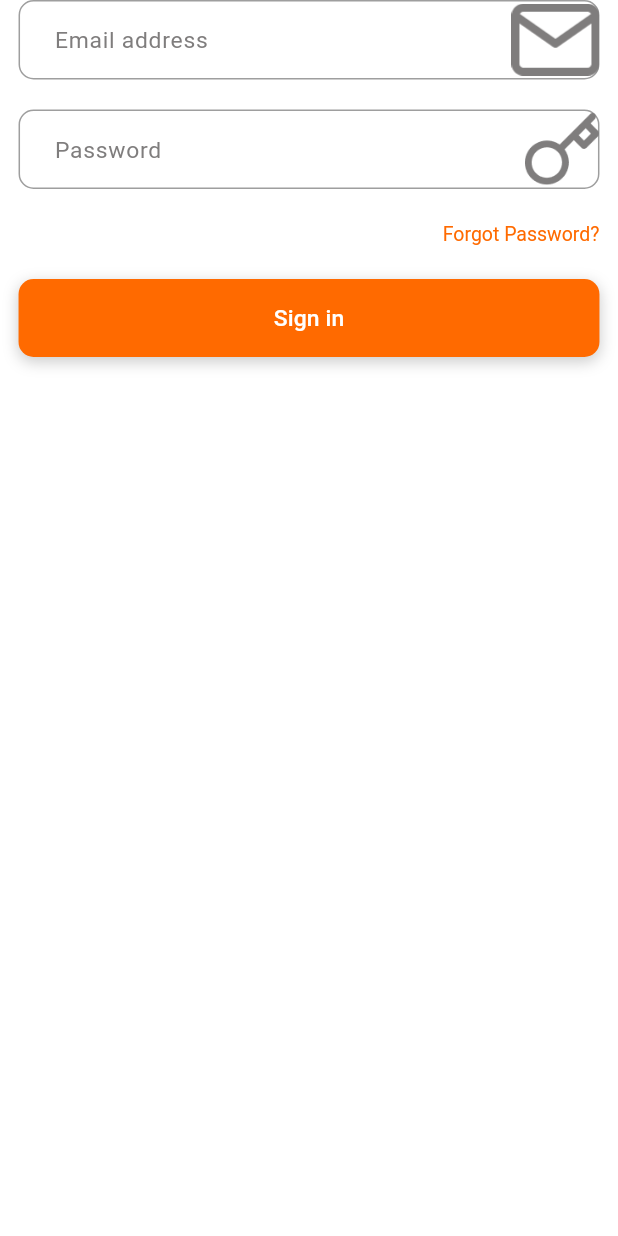
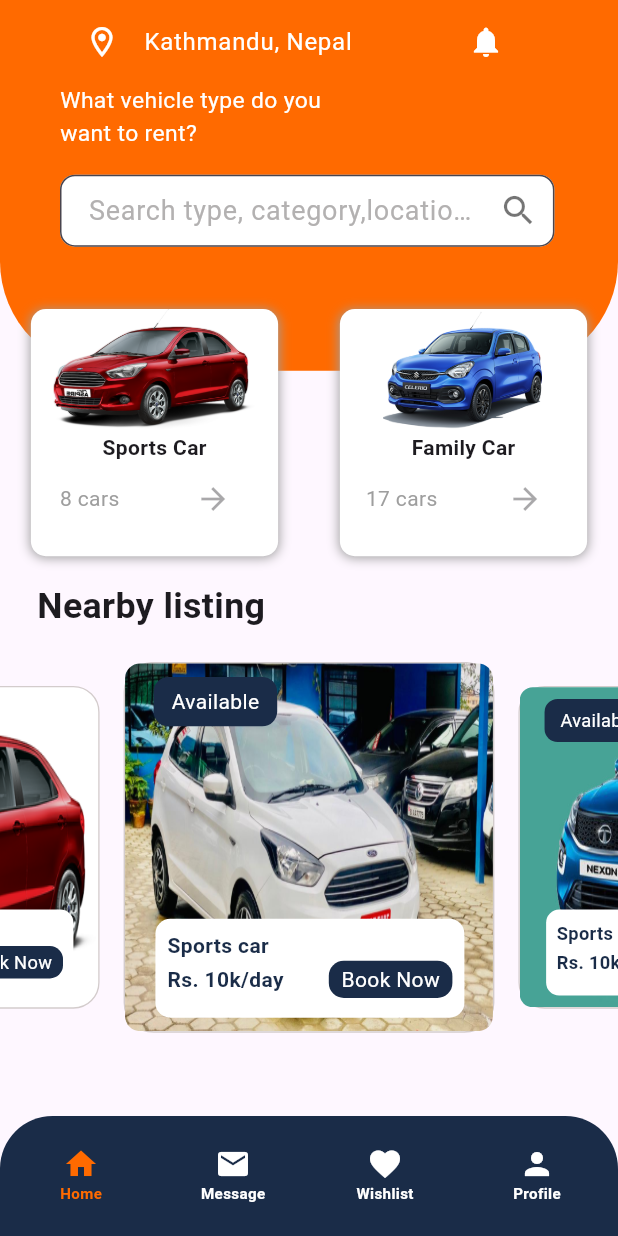
Before and after one commit to sahil22-hub/rendor_booking, a Flutter app: the screen it shows after launch, on a phone screen of 412 x 824 dp. Run offline on Flutter 3.47's test engine with Material 3 defaults, Android fonts, the phone set to English and light mode, and no system bars; drawn by our look-alikes of carousel_slider; our stand-ins replace flutter_spinkit, get, get_storage, responsive_sizer.

```diff
--- /dev/null
+++ b/lib/app/modules/user_modules/home/view/home_view.dart
@@ -0,0 +1,388 @@
+import "dart:math";
+
+import "package:carousel_slider/carousel_slider.dart";
+import "package:flutter/material.dart";
+import "package:get/get.dart";
+import "package:responsive_sizer/responsive_sizer.dart";
+
+import "../../../../config/colors.dart";
+import "../../../../config/constants.dart";
+
+class HomeView extends StatelessWidget {
+  HomeView({super.key});
+  List carImages = [
+    'assets/images/car1.jpg',
+    'assets/images/car2.jpg',
+    'assets/images/car3.png',
+    'assets/images/car4.webp',
+  ];
+  @override
+  Widget build(BuildContext context) {
+    return SafeArea(
+      child: Scaffold(
+        body: ListView(
+          children: [
+            SizedBox(
+              height: 45.h,
+              child: Stack(
+                children: [
+                  Container(
+                    height: 30.h,
+                    decoration: BoxDecoration(
+                      borderRadius: BorderRadius.only(
+                        bottomLeft: Radius.circular(35.sp),
+                        bottomRight: Radius.circular(35.sp),
+                      ),
+                      color: primaryColor,
+                    ),
+                    child: Padding(
+                      padding: const EdgeInsets.symmetric(horizontal: 40),
+                      child: Column(
+                        crossAxisAlignment: CrossAxisAlignment.start,
+                        children: [
+                          ListTile(
+                            leading: const Icon(
+                              Icons.location_on_outlined,
+                              color: Colors.white,
+                            ),
+                            title: const Text(
+                              'Kathmandu, Nepal',
+                              style: TextStyle(color: Colors.white),
+                            ),
+                            trailing: IconButton(
+                              icon: const Icon(
+                                Icons.notifications,
+                                color: Colors.white,
+                              ),
+                              onPressed: () {},
+                            ),
+                          ),
+                          SizedBox(
+                            width: 50.w,
+                            child: Text(
+                              'What vehicle type do you want to rent?',
+                              maxLines: 2,
+                              style: TextStyle(
+                                  color: Colors.white, fontSize: 16.sp),
+                            ),
+                          ),
+                          Container(
+                            padding: EdgeInsets.only(top: 2.h),
+                            width: 80.w,
+                            child: TextField(
+                              decoration: InputDecoration(
+                                filled: true,
+                                fillColor: const Color(0xFFFFFFFF),
+                                isDense: true,
+                                contentPadding: const EdgeInsets.symmetric(
+                                    horizontal: 15.0),
+                                /* -- Text and Icon -- */
+                                hintText:
+                                    "Search type, category,location .....",
+                                hintStyle: const TextStyle(
+                                  fontSize: 18,
+                                  color: Color(0xFFB3B1B1),
+                                ), // TextStyle
+                                suffixIcon: const Icon(
+                                  Icons.search,
+                                  size: 26,
+                                  color: Colors.black54,
+                                ), // Icon
+                                /* -- Border Styling -- */
+                                border: OutlineInputBorder(
+                                  borderRadius: BorderRadius.circular(10.0),
+                                  borderSide: const BorderSide(
+                                    width: 2.0,
+                                    // color: Color(0xFFFF0000),
+                                  ), // BorderSide
+                                ), //
+                              ),
+                            ),
+                            //  const SearchBar(
+                            //   hintText: 'Search type, category,location .....',
+                            // ),
+                          )
+                        ],
+                      ),
+                    ),
+                  ),
+                  Positioned(
+                    left: 5.w,
+                    bottom: 0,
+                    child: Container(
+                      height: 20.h,
+                      width: 40.w,
+                      decoration: BoxDecoration(
+                        color: Colors.white,
+                        borderRadius: BorderRadius.circular(10),
+                        boxShadow: const [
+                          BoxShadow(
+                            color: Colors.grey,
+                            offset: Offset(0.0, 1.0), //(x,y)
+                            blurRadius: 6.0,
+                          ),
+                        ],
+                      ),
+                      child: Column(children: [
+                        SizedBox(
+                          height: 10.h,
+                          child: Image.asset('assets/images/car4.webp'),
+                        ),
+                        const Column(
+                          // crossAxisAlignment: CrossAxisAlignment.start,
+                          children: [
+                            Text('Sports Car',
+                                style: TextStyle(fontWeight: FontWeight.bold)),
+                            Row(
+                              mainAxisAlignment: MainAxisAlignment.spaceAround,
+                              children: [
+                                Text('8 cars',
+                                    style: TextStyle(color: Colors.grey)),
+                                IconButton(
+                                    onPressed: null,
+                                    icon: Icon(Icons.arrow_forward)),
+                              ],
+                            ),
+                          ],
+                        )
+                      ]),
+                    ),
+                  ),
+                  Positioned(
+                    right: 5.w,
+                    bottom: 0,
+                    child: Container(
+                      height: 20.h,
+                      width: 40.w,
+                      decoration: BoxDecoration(
+                        color: Colors.white,
+                        borderRadius: BorderRadius.circular(10),
+                        boxShadow: const [
+                          BoxShadow(
+                            color: Colors.grey,
+                            offset: Offset(0.0, 1.0), //(x,y)
+                            blurRadius: 6.0,
+                          ),
+                        ],
+                      ),
+                      child: Column(children: [
+                        SizedBox(
+                          height: 10.h,
+                          child: Image.asset('assets/images/car3.png'),
+                        ),
+                        const Column(
+                          // crossAxisAlignment: CrossAxisAlignment.start,
+                          children: [
+                            Text('Family Car',
+                                style: TextStyle(fontWeight: FontWeight.bold)),
+                            Row(
+                              mainAxisAlignment: MainAxisAlignment.spaceAround,
+                              children: [
+                                Text('17 cars',
+                                    style: TextStyle(color: Colors.grey)),
+                                IconButton(
+                                    onPressed: null,
+                                    icon: Icon(Icons.arrow_forward)),
+                              ],
+                            ),
+                          ],
+                        )
+                      ]),
+                    ),
+                  ),
+                ],
+              ),
+            ),
+            SizedBox(
+              height: 2.h,
+            ),
+            Padding(
+              padding: EdgeInsets.symmetric(horizontal: 3.h),
+              child: Text(
+                'Nearby listing',
+                style: TextStyle(fontWeight: FontWeight.bold, fontSize: 20.sp),
+              ),
+            ),
+            Carousel(),
+            // CarouselSlider(
+            //   items: carImages
+            //       .map((item) => Container(
+            //             decoration: BoxDecoration(
+            //               borderRadius: BorderRadius.circular(30),
+            //             ),
+            //             child: Image.asset(
+            //               item,
+            //               fit: BoxFit.fill,
+            //               width: 1000,
+            //             ),
+            //           ))
+            //       .toList(),
+            //   options: CarouselOptions(
+            //     // height: 20.h,
+            //     enlargeFactor: 0.3,
+            //     viewportFraction: 0.6,
+            //     enlargeCenterPage: true,
+            //   ),
+            // )
+          ],
+        ),
+      ),
+    );
+  }
+}
+
+class Carousel extends StatelessWidget {
+  Carousel({super.key});
+  List carImages = [
+    'assets/images/car1.jpg',
+    'assets/images/car2.jpg',
+    'assets/images/car3.png',
+    'assets/images/car4.webp',
+  ];
+  List<String> price = [
+    'Rs. 7k/day'
+        'Rs. 10k/day'
+        'Rs. 4k/day'
+        'Rs. 5k/day'
+  ];
+  List<String> carNames = [
+    'Suzuki Alto'
+        'Honda x'
+        'Nexon ev'
+        'Honda z'
+  ];
+  // Carousel slider
+  @override
+  Widget build(BuildContext context) {
+    return Padding(
+      padding: const EdgeInsets.symmetric(
+        vertical: 20,
+      ),
+      child: CarouselSlider.builder(
+        itemCount: carImages.length,
+        itemBuilder: (context, index, realIndex) {
+          return Stack(
+            children: [
+              Container(
+                height: 30.h,
+                decoration: BoxDecoration(
+                  border: Border.all(
+                      color: const Color.fromARGB(255, 211, 204, 204)),
+                  color: Colors.white,
+                  borderRadius: const BorderRadius.all(
+                    Radius.circular(
+                      20,
+                    ),
+                  ),
+                ),
+                child: ClipRRect(
+                  borderRadius: BorderRadius.circular(10),
+                  child: Image.asset(
+                    carImages[index],
+                    fit: BoxFit.fill,
+                    // width: double.infinity,
+                    // height: Adaptive.h(20),
+                    frameBuilder:
+                        (context, child, frame, wasSynchronouslyLoaded) {
+                      return child;
+                    },
+                  ),
+                ),
+              ),
+              Positioned(
+                top: 10,
+                left: 20,
+                child: Container(
+                  height: 4.h,
+                  width: 20.w,
+                  decoration: const BoxDecoration(
+                    color: secondaryColor,
+                    borderRadius: BorderRadius.all(
+                      Radius.circular(
+                        10,
+                      ),
+                    ),
+                  ),
+                  child: const Center(
+                    child: Text(
+                      'Available',
+                      style: TextStyle(color: Colors.white),
+                    ),
+                  ),
+                ),
+              ),
+              Positioned(
+                bottom: 10,
+                right: 20,
+                child: Container(
+                  padding: const EdgeInsets.all(8),
+                  height: 8.h,
+                  width: 50.w,
+                  decoration: const BoxDecoration(
+                    color: Colors.white,
+                    borderRadius: BorderRadius.all(
+                      Radius.circular(
+                        10,
+                      ),
+                    ),
+                  ),
+                  child: Column(
+                    crossAxisAlignment: CrossAxisAlignment.start,
+                    children: [
+                      const Text(
+                        'Sports car',
+                        style: TextStyle(
+                            color: secondaryColor, fontWeight: FontWeight.bold),
+                      ),
+                      Row(
+                        mainAxisAlignment: MainAxisAlignment.spaceBetween,
+                        children: [
+                          const Text(
+                            'Rs. 10k/day',
+                            style: TextStyle(
+                                color: secondaryColor,
+                                fontWeight: FontWeight.bold),
+                          ),
+                          Container(
+                            height: 3.h,
+                            width: 20.w,
+                            decoration: const BoxDecoration(
+                              color: secondaryColor,
+                              borderRadius: BorderRadius.all(
+                                Radius.circular(
+                                  10,
+                                ),
+                              ),
+                            ),
+                            child: const Center(
+                              child: Text(
+                                'Book Now',
+                                style: TextStyle(color: Colors.white),
+                              ),
+                            ),
+                          ),
+                        ],
+                      ),
+                    ],
+                  ),
+                ),
+              )
+            ],
+          );
+        },
+        options: CarouselOptions(
+          enlargeCenterPage: true,
+          viewportFraction: 0.6,
+
+          // autoPlayInterval: const Duration(seconds: 5),
+          height: Adaptive.h(30),
+          onPageChanged: (index, reason) {
+            // setState(() {
+            //   activeIndex = index;
+            // });
+          },
+        ),
+      ),
+    );
+  }
+}
--- /dev/null
+++ b/lib/app/modules/user_modules/user_mainScreen/userMainScreen.dart
@@ -0,0 +1,173 @@
+import 'dart:developer';
+
+import 'package:flutter/material.dart';
+import 'package:get/get.dart';
+import 'package:render_booking/app/modules/user_modules/home/view/home_view.dart';
+import 'package:responsive_sizer/responsive_sizer.dart';
+
+import '../../../config/colors.dart';
+
+class UserMainScreen extends StatelessWidget {
+  UserMainScreen({super.key});
+
+  var currentTab = 0.obs;
+  final PageStorageBucket bucket = PageStorageBucket();
+  Widget currentScreen = HomeView();
+
+  @override
+  Widget build(BuildContext context) {
+    return Scaffold(
+      body: PageStorage(
+        bucket: bucket,
+        child: currentScreen,
+      ),
+      bottomNavigationBar: ClipRRect(
+        borderRadius: const BorderRadius.only(
+          topLeft: Radius.circular(35),
+          topRight: Radius.circular(35),
+        ),
+        child: BottomAppBar(
+          color: secondaryColor,
+          child: Container(
+            height: 0.07.h,
+            decoration: BoxDecoration(
+              borderRadius: BorderRadius.only(
+                topLeft: Radius.circular(15.sp),
+                topRight: Radius.circular(15.sp),
+              ),
+            ),
+            padding: const EdgeInsets.all(8),
+            child: Obx(
+              () => Row(
+                mainAxisAlignment: MainAxisAlignment.center,
+                children: <Widget>[
+                  Expanded(
+                    child: GestureDetector(
+                      // splashColor: secondaryColor,
+                      onTap: () {
+                        // currentScreen = const HomeView();
+                        currentTab.value = 0;
+                      },
+                      child: Column(
+                        children: [
+                          Icon(
+                            Icons.home,
+                            color: currentTab.value == 0
+                                ? primaryColor
+                                : Colors.white,
+                          ),
+                          Text(
+                            "Home",
+                            style: TextStyle(
+                                fontSize: 13.sp,
+                                fontWeight: FontWeight.bold,
+                                color: currentTab.value == 0
+                                    ? primaryColor
+                                    : Colors.white),
+                          ),
+                        ],
+                      ),
+                    ),
+                  ),
+                  SizedBox(
+                    width: 10.w,
+                  ),
+                  Expanded(
+                    child: GestureDetector(
+                      // splashColor: secondaryColor,
+                      onTap: () {
+                        // currentScreen = const HomeView();
+                        currentTab.value = 1;
+                      },
+                      child: Column(
+                        children: [
+                          Icon(
+                            Icons.email,
+                            color: currentTab.value == 1
+                                ? primaryColor
+                                : Colors.white,
+                          ),
+                          Text(
+                            "Message",
+                            style: TextStyle(
+                                fontSize: 13.sp,
+                                fontWeight: FontWeight.bold,
+                                color: currentTab.value == 1
+                                    ? primaryColor
+                                    : Colors.white),
+                          ),
+                        ],
+                      ),
+                    ),
+                  ),
+                  SizedBox(
+                    width: 10.w,
+                  ),
+                  Expanded(
+                    child: GestureDetector(
+                      // splashColor: secondaryColor,
+                      onTap: () {
+                        // currentScreen = const HomeView();
+                        currentTab.value = 2;
+                        print(currentTab.value);
+                      },
+                      child: Column(
+                        children: [
+                          Icon(
+                            Icons.favorite,
+                            color: currentTab.value == 2
+                                ? primaryColor
+                                : Colors.white,
+                          ),
+                          Text(
+                            "Wishlist",
+                            style: TextStyle(
+                                fontSize: 13.sp,
+                                fontWeight: FontWeight.bold,
+                                color: currentTab.value == 2
+                                    ? primaryColor
+                                    : Colors.white),
+                          ),
+                        ],
+                      ),
+                    ),
+                  ),
+                  SizedBox(
+                    width: 10.w,
+                  ),
+                  Expanded(
+                    child: GestureDetector(
+                      onTap: () {
+                        // currentScreen = const HomeView();
+                        currentTab.value = 3;
+                      },
+                      child: Column(
+                        children: [
+                          Icon(
+                            Icons.person,
+                            color: currentTab.value == 3
+                                ? primaryColor
+                                : Colors.white,
+                          ),
+                          Text(
+                            "Profile",
+                            style: TextStyle(
+                                fontSize: 13.sp,
+                                fontWeight: FontWeight.bold,
+                                color: currentTab.value == 3
+                                    ? primaryColor
+                                    : Colors.white),
+                          ),
+                        ],
+                      ),
+                    ),
+                  ),
+                ],
+              ),
+            ),
+          ),
+        ),
+      ),
+    );
+  }
+}
--- a/lib/main.dart
+++ b/lib/main.dart
@@ -2,6 +2,8 @@ import 'package:flutter/material.dart';
 import 'package:get/get.dart';
 import 'package:get_storage/get_storage.dart';
 import 'package:render_booking/app/modules/login/login_view.dart';
+import 'package:render_booking/app/modules/user_modules/home/view/home_view.dart';
+import 'package:render_booking/app/modules/user_modules/user_mainScreen/userMainScreen.dart';
 import 'package:responsive_sizer/responsive_sizer.dart';
 
 import 'app/services/storage/services.dart';
@@ -27,7 +29,7 @@ class MyApp extends StatelessWidget {
           colorScheme: ColorScheme.fromSeed(seedColor: Colors.deepPurple),
           useMaterial3: true,
         ),
-        home: LoginView(),
+        home: UserMainScreen(),
         defaultTransition: Transition.fadeIn,
       ),
     );
```
Also changed, not shown: pubspec.yaml (+6 -5 lines), assets/images/car1.jpg (added), assets/images/car2.jpg (added), assets/images/car3.png (added), assets/images/car4.webp (added), pubspec.lock, 6 other files.
